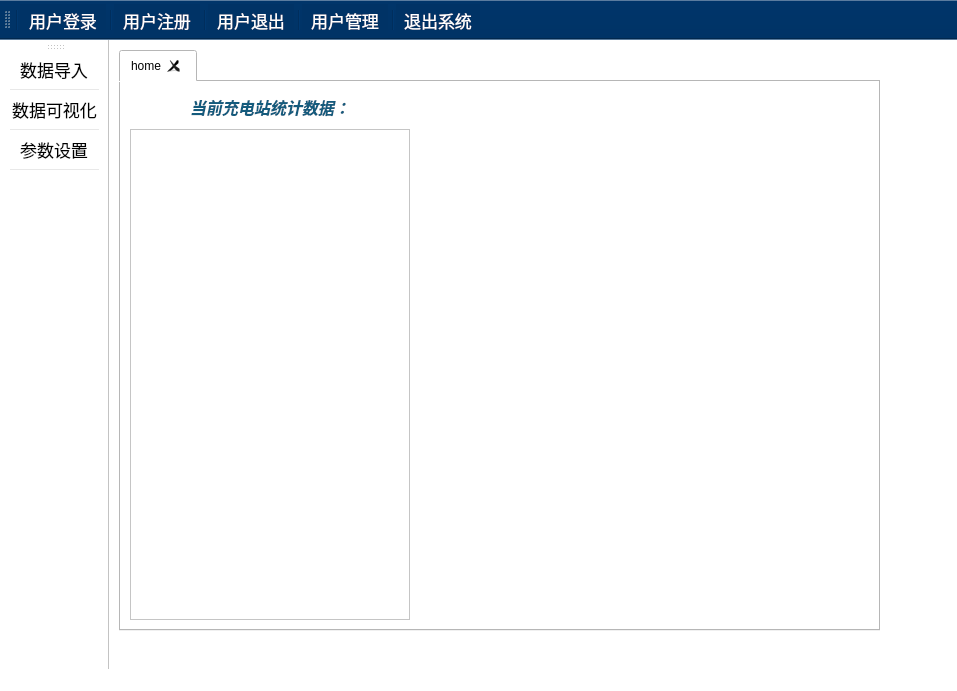
First picture: the form in UI/MainWindow.ui, repository peipan/charge_station, before the edit.
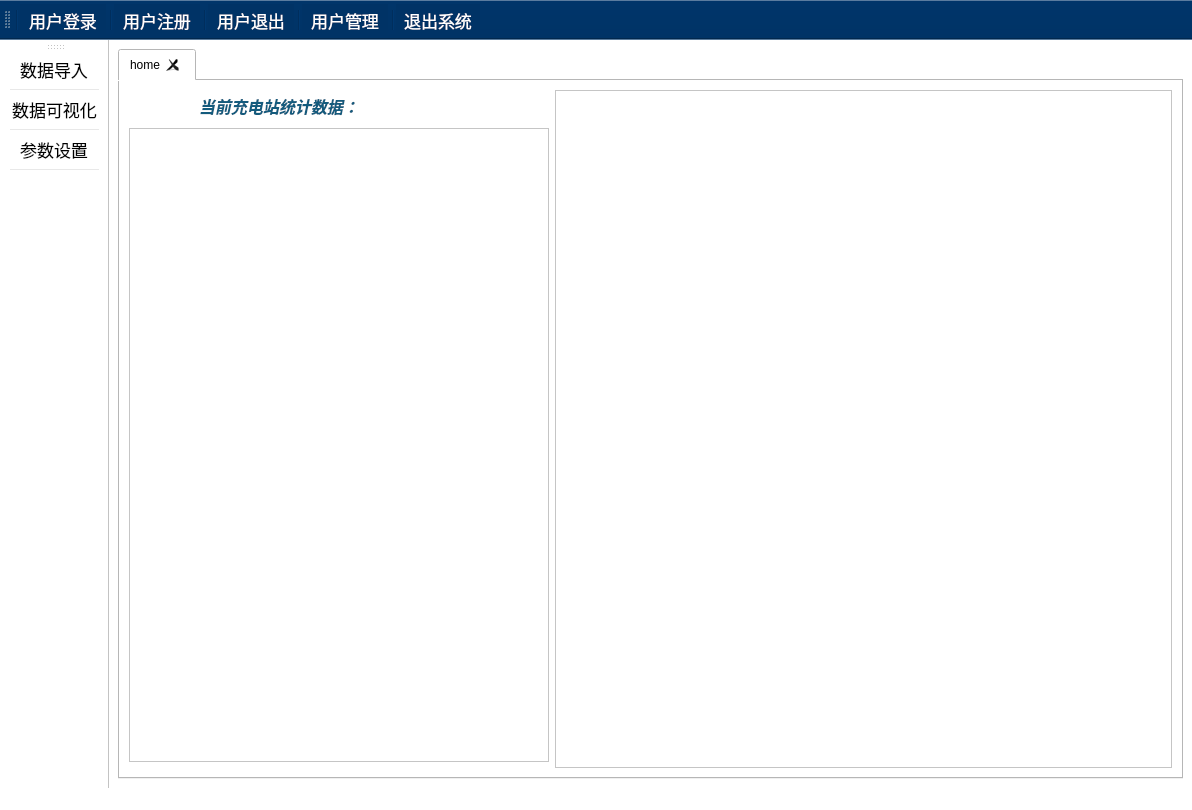
Second picture: the form after the edit. Icons and pictures are not drawn.

```diff
--- a/UI/MainWindow.ui
+++ b/UI/MainWindow.ui
@@ -6,8 +6,8 @@
    <rect>
     <x>0</x>
     <y>0</y>
-    <width>957</width>
-    <height>691</height>
+    <width>1192</width>
+    <height>810</height>
    </rect>
   </property>
   <property name="windowTitle">
@@ -17,15 +17,9 @@
    <string notr="true">background-color: rgb(255, 255, 255);</string>
   </property>
   <widget class="QWidget" name="centralwidget">
+   <layout class="QGridLayout" name="gridLayout_2">
+    <item row="0" column="0">
    <widget class="QTabWidget" name="tabWidget">
-    <property name="geometry">
-     <rect>
-      <x>10</x>
-      <y>10</y>
-      <width>761</width>
-      <height>581</height>
-     </rect>
-    </property>
     <property name="sizePolicy">
      <sizepolicy hsizetype="Preferred" vsizetype="Preferred">
       <horstretch>0</horstretch>
@@ -69,18 +63,23 @@
         </property>
        </widget>
       </item>
-      <item row="1" column="1">
-       <widget class="QLabel" name="label">
-        <property name="text">
-         <string/>
-        </property>
-       </widget>
-      </item>
       <item row="1" column="0">
        <widget class="QTableView" name="tableView">
+          <property name="sizePolicy">
+           <sizepolicy hsizetype="Preferred" vsizetype="Expanding">
+            <horstretch>0</horstretch>
+            <verstretch>0</verstretch>
+           </sizepolicy>
+          </property>
+          <property name="minimumSize">
+           <size>
+            <width>420</width>
+            <height>0</height>
+           </size>
+          </property>
         <property name="maximumSize">
          <size>
-          <width>280</width>
+            <width>16777215</width>
           <height>16777215</height>
          </size>
         </property>
@@ -89,9 +88,21 @@
         </property>
        </widget>
       </item>
+        <item row="0" column="1" rowspan="3">
+         <widget class="QFrame" name="frame">
+          <property name="frameShape">
+           <enum>QFrame::StyledPanel</enum>
+          </property>
+          <property name="frameShadow">
+           <enum>QFrame::Raised</enum>
+          </property>
+         </widget>
+        </item>
      </layout>
     </widget>
    </widget>
+    </item>
+   </layout>
   </widget>
   <widget class="QMenuBar" name="menubar">
    <property name="geometry">
```
Left out of the diff: 2 changed lines with no effect on the pictures. Lines whose indentation alone changed are shown as unchanged.
